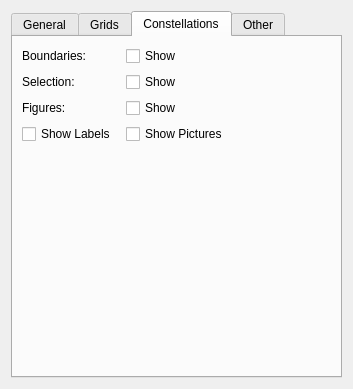
Above: glue_wwt/viewer/options_widget.ui from glue-viz/glue-wwt before the change. Below: the same form after it.
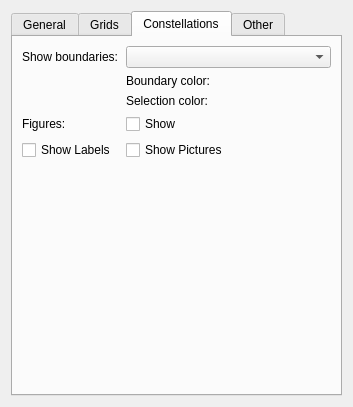
That is the form after the change. The open tabs and pages were chosen to show the change. Custom widgets are drawn as their Qt base class.

Commit message: More updates to state and UI. Disable some UI widgets based on state.

```diff
--- a/glue_wwt/viewer/options_widget.ui
+++ b/glue_wwt/viewer/options_widget.ui
@@ -7,7 +7,7 @@
     <x>0</x>
     <y>0</y>
     <width>353</width>
-    <height>389</height>
+    <height>407</height>
    </rect>
   </property>
   <property name="windowTitle">
@@ -396,66 +396,35 @@
        <string>Constellations</string>
       </attribute>
       <layout class="QGridLayout" name="gridLayout_4">
-       <item row="1" column="1">
-        <widget class="QCheckBox" name="bool_constellation_selection">
-         <property name="text">
-          <string>Show</string>
-         </property>
-        </widget>
-       </item>
-       <item row="2" column="0">
-        <widget class="QLabel" name="label_figures">
-         <property name="text">
-          <string>Figures:</string>
-         </property>
-        </widget>
-       </item>
        <item row="0" column="0">
         <widget class="QLabel" name="label_boundaries">
          <property name="text">
-          <string>Boundaries:</string>
+          <string>Show boundaries:</string>
          </property>
         </widget>
        </item>
-       <item row="1" column="0">
-        <widget class="QLabel" name="label_selection">
-         <property name="text">
-          <string>Selection:</string>
-         </property>
-        </widget>
-       </item>
-       <item row="2" column="1">
+       <item row="3" column="1">
         <widget class="QCheckBox" name="bool_constellation_figures">
          <property name="text">
           <string>Show</string>
          </property>
         </widget>
        </item>
-       <item row="3" column="1">
+       <item row="4" column="1">
         <widget class="QCheckBox" name="bool_constellation_pictures">
          <property name="text">
           <string>Show Pictures</string>
          </property>
         </widget>
        </item>
-       <item row="0" column="1">
-        <widget class="QCheckBox" name="bool_constellation_boundaries">
-         <property name="text">
-          <string>Show</string>
-         </property>
-         <property name="checked">
-          <bool>false</bool>
-         </property>
-        </widget>
-       </item>
-       <item row="3" column="0">
+       <item row="4" column="0">
         <widget class="QCheckBox" name="bool_constellation_labels">
          <property name="text">
           <string>Show Labels</string>
          </property>
         </widget>
        </item>
-       <item row="5" column="0">
+       <item row="6" column="0">
         <spacer name="verticalSpacer_3">
          <property name="orientation">
           <enum>Qt::Vertical</enum>
@@ -468,27 +437,51 @@
          </property>
         </spacer>
        </item>
-       <item row="0" column="2">
-        <widget class="QColorBox" name="color_constellation_boundary_color">
-         <property name="text">
-          <string/>
-         </property>
-        </widget>
-       </item>
-       <item row="1" column="2">
+       <item row="2" column="2">
         <widget class="QColorBox" name="color_constellation_selection_color">
          <property name="text">
           <string/>
          </property>
         </widget>
        </item>
-       <item row="2" column="2">
+       <item row="3" column="2">
         <widget class="QColorBox" name="color_constellation_figure_color">
          <property name="text">
           <string/>
          </property>
         </widget>
        </item>
+       <item row="3" column="0">
+        <widget class="QLabel" name="label_figures">
+         <property name="text">
+          <string>Figures:</string>
+         </property>
+        </widget>
+       </item>
+       <item row="0" column="1" colspan="2">
+        <widget class="QComboBox" name="combosel_constellation_boundaries"/>
+       </item>
+       <item row="1" column="2">
+        <widget class="QColorBox" name="color_constellation_boundary_color">
+         <property name="text">
+          <string/>
+         </property>
+        </widget>
+       </item>
+       <item row="1" column="1">
+        <widget class="QLabel" name="label_boundary_color">
+         <property name="text">
+          <string>Boundary color:</string>
+         </property>
+        </widget>
+       </item>
+       <item row="2" column="1">
+        <widget class="QLabel" name="label_selection_color">
+         <property name="text">
+          <string>Selection color:</string>
+         </property>
+        </widget>
+       </item>
       </layout>
      </widget>
      <widget class="QWidget" name="tab_4">
```
Left out of the diff: 2 changed lines with no effect on the pictures. The commit also changes 3 other files.
